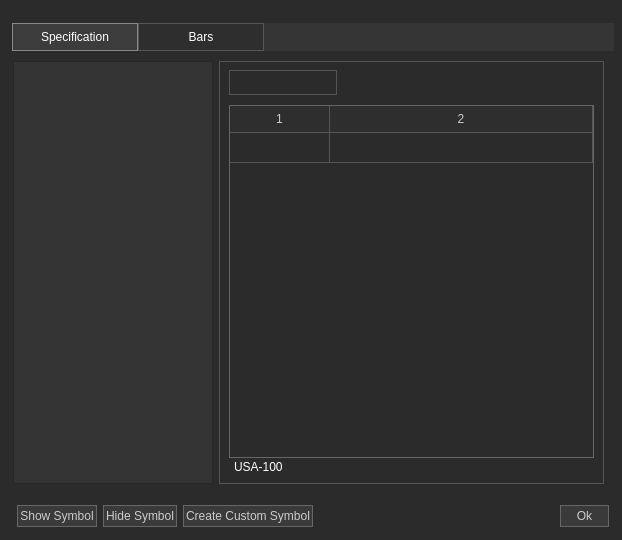
This is Widgets/HistoricalWindow/historicalwindow.ui in ArtemIyX/TradeForge as Qt 5 draws it before an edit. The edited form follows.
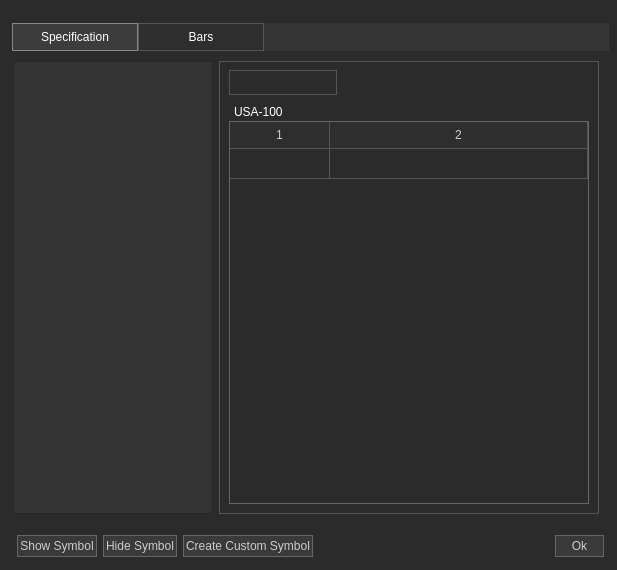
This is the edited form.

Commit message: title bar and widgets selection fix

```diff
--- a/Widgets/HistoricalWindow/historicalwindow.ui
+++ b/Widgets/HistoricalWindow/historicalwindow.ui
@@ -6,8 +6,8 @@
    <rect>
     <x>0</x>
     <y>0</y>
-    <width>622</width>
-    <height>540</height>
+    <width>617</width>
+    <height>570</height>
    </rect>
   </property>
   <property name="windowTitle">
@@ -190,19 +190,43 @@
                   <string notr="true">QTreeView {
         background-color: #333333;
         color: white;
-        show-decoration-selected: 1;
+        show-decoration-selected: none;
 		 border-color: rgb(85, 85, 85);
 }
 
 QTreeView::item {
-        background-color: transparent;
+        padding: 2px;
+    	 border: none;
+    	 outline: none;
+}
+
+QTreeView::item:focus {
+    outline: none;
+	border: none;
+}
+
+QTreeView::item:selected,
+QTreeView::item:selected:active,
+QTreeView::item:selected:!active {
+    background: transparent;
+    color: white;
+    outline: none;
+	border: none;
 }
 
 QHeaderView::section {
         background-color: #333333;
         color: white;
-		border: none;
+		 border: none;
         padding: 4px;
+}
+
+QTreeView::branch {
+    image: none;
+    border-image: none;
+    background-color: transparent;
+    width: 8px;
+    height: 8px;
 }</string>
                  </property>
                 </widget>
@@ -271,6 +295,18 @@
                    </property>
                   </spacer>
                  </item>
+                 <item>
+                  <widget class="QLabel" name="itemSettingsName">
+                   <property name="styleSheet">
+                    <string notr="true">border: 0px solid black;
+color: rgb(255, 255, 255);
+padding-left: 2px;</string>
+                   </property>
+                   <property name="text">
+                    <string>USA-100</string>
+                   </property>
+                  </widget>
+                 </item>
                  <item>
                   <widget class="QTableWidget" name="folderItemsTable">
                    <property name="sizePolicy">
@@ -294,6 +330,16 @@
         border-left: none;
         border-right: 1px solid #555555;
 		 border-bottom: 1px solid #555555;
+}
+
+QTableView::item:selected:active {
+    background: #2e2e2e;
+    color: white;
+}
+
+QTableView::item:selected:!active {
+    background: #2e2e2e;             
+    color: white;                    
 }</string>
                    </property>
                    <property name="rowCount">
@@ -313,18 +359,6 @@
                    <column/>
                   </widget>
                  </item>
-                 <item>
-                  <widget class="QLabel" name="itemSettingsName">
-                   <property name="styleSheet">
-                    <string notr="true">border: 0px solid black;
-color: rgb(255, 255, 255);
-padding-left: 2px;</string>
-                   </property>
-                   <property name="text">
-                    <string>USA-100</string>
-                   </property>
-                  </widget>
-                 </item>
                 </layout>
                </widget>
               </item>
```
Left out of the diff: 6 changed lines with no effect on the pictures. The commit also changes 4 other files.
